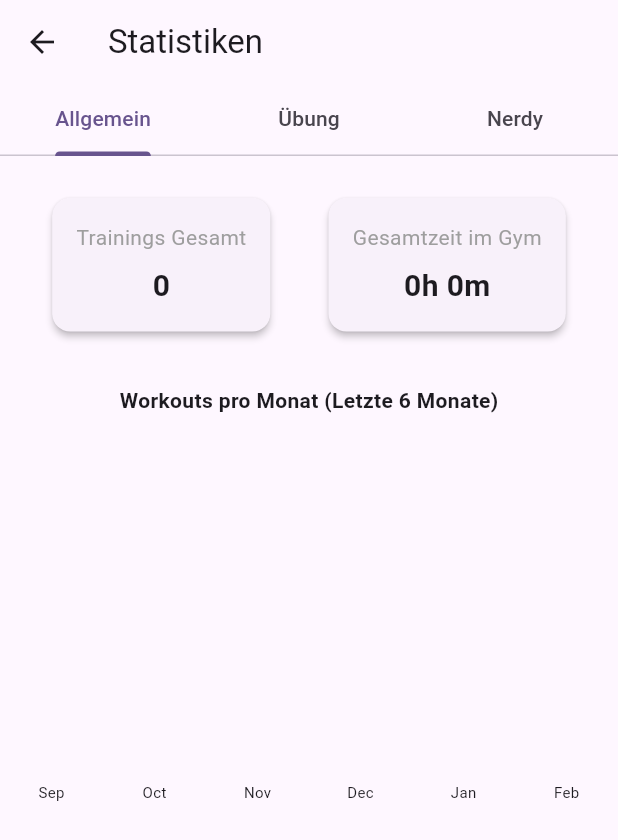
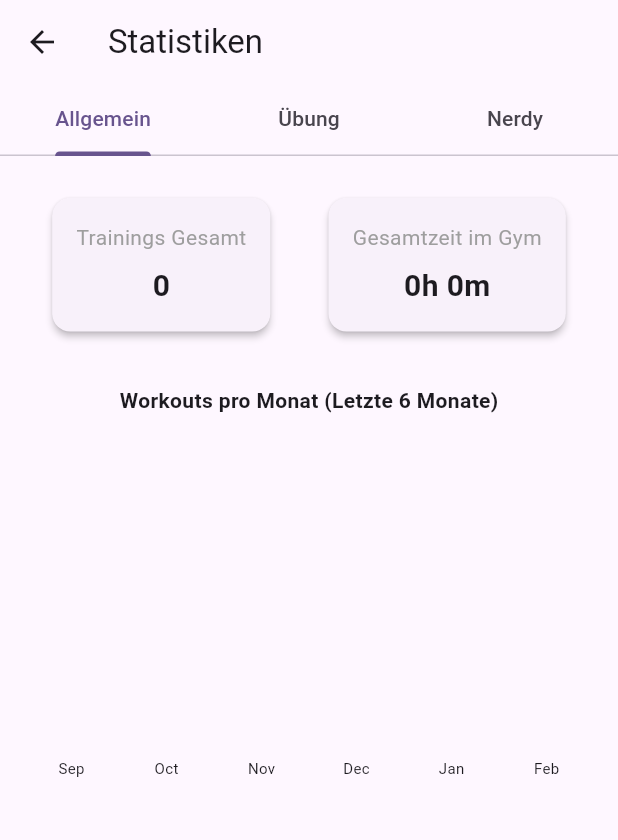
Before and after one commit to Maximilianus1110/Tagebuch-App, a Flutter app: the StatisticsScreen screen opened directly, on a phone screen of 412 x 824 dp. Shown: the top 840 px of the screen. Run offline on Flutter 3.47's test engine with Material 3 defaults, Android fonts, the phone set to English and light mode, and no system bars; drawn by our look-alikes of fl_chart; our stand-ins replace scrollable_positioned_list, share_plus, shared_preferences, sqflite, table_calendar; accounts and stored records are empty.

Commit message:
ci: add flutter build pipeline and fix build errors
- Fix typo in `DatabaseHelper` query (`equipmentId` -> `exerciseId`).
- Fix `AppBar` usage in `TrainingDetailScreen`.
- Fix `SizedBox` usage in `StatisticsScreen`.
- Add `.github/workflows/flutter_ci.yml` for automated build and test.

Co-authored-by: Maximilianus1110 <66049450+Maximilianus1110@users.noreply.github.com>

```diff
--- a/diary_app/lib/db/database_helper.dart
+++ b/diary_app/lib/db/database_helper.dart
@@ -380,7 +380,7 @@ CREATE TABLE IF NOT EXISTS ${GymSetFields.tableName} (
       GymSetFields.tableName,
       where: '${GymSetFields.trainingId} = ?',
       whereArgs: [trainingId],
-      orderBy: '${GymSetFields.equipmentId}, ${GymSetFields.setNumber}',
+      orderBy: '${GymSetFields.exerciseId}, ${GymSetFields.setNumber}',
     );
     return result.map((json) => GymSet.fromJson(json)).toList();
   }
--- a/diary_app/lib/screens/gym/statistics_screen.dart
+++ b/diary_app/lib/screens/gym/statistics_screen.dart
@@ -143,7 +143,11 @@ class _StatisticsScreenState extends State<StatisticsScreen> with SingleTickerPr
             const SizedBox(height: 32),
             const Text('Workouts pro Monat (Letzte 6 Monate)', style: TextStyle(fontWeight: FontWeight.bold)),
             const SizedBox(height: 16),
-            SizedBox(height: 250, padding: const EdgeInsets.all(16), child: _buildWorkoutsBarChart()),
+            Container(
+              height: 250,
+              padding: const EdgeInsets.all(16),
+              child: _buildWorkoutsBarChart(),
+            ),
           ],
         ),
       ),
```
Also changed, not shown: diary_app/lib/screens/gym/training_detail_screen.dart (+9 -2 lines), 1 other file.
